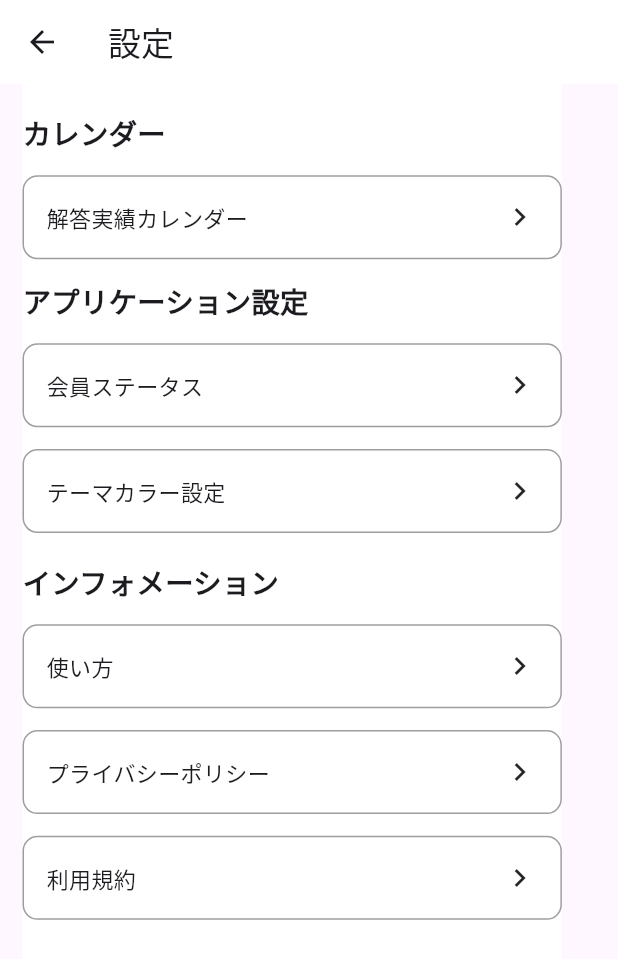
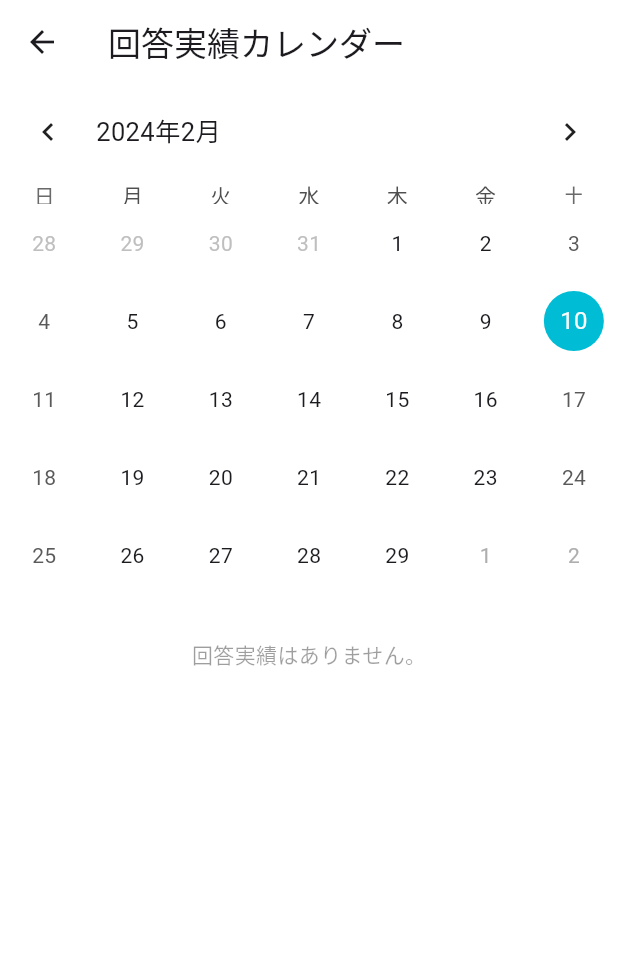
Before and after one commit to yutokobayashii/share_question, a Flutter app: the SettingsPage screen opened directly, after a tap on "解答実績カレンダー", on a phone screen of 412 x 824 dp. Shown: the top 959 px of the screen. Run offline on Flutter 3.47's test engine with Material 3 defaults, Android fonts, the phone set to English and light mode, and no system bars; drawn by our look-alikes of table_calendar; our stand-ins replace cloud_firestore, firebase_core, firebase_storage, fl_chart, flutter_hooks, flutter_screenutil and 6 more; accounts and stored records are empty; generated files the repository leaves out were written again.

Commit message:
カレンダーのイベント実装

```diff
--- a/lib/constant/format.dart
+++ b/lib/constant/format.dart
@@ -6,3 +6,16 @@ String formatDateTime(DateTime dateTime) {
   final DateFormat formatter = DateFormat('yyyy年MM月dd日');
   return formatter.format(dateTime);
 }
+
+
+DateTime convertToDateTime(String dateStr) {
+  final format = DateFormat('yyyy年MM月dd日');
+  return format.parse(dateStr);
+}
+
+DateTime convertOnlyDate(DateTime time) {
+  final year = time.year;
+  final month = time.month;
+  final day = time.day;
+  return DateTime(year,month,day);
+}
--- a/lib/main.dart
+++ b/lib/main.dart
@@ -1,6 +1,7 @@
 import 'package:firebase_core/firebase_core.dart';
 import 'package:flutter/material.dart';
 import 'package:hooks_riverpod/hooks_riverpod.dart';
+import 'package:intl/date_symbol_data_local.dart';
 import 'package:share_question/db/grade_sq_flite_db.dart';
 import 'package:share_question/pages/base_page.dart';
 
@@ -23,5 +24,5 @@ void main() async {
   await Firebase.initializeApp(
     options: DefaultFirebaseOptions.currentPlatform,
   );
-  runApp(const ProviderScope(overrides: [], child: BasePage()));
+  initializeDateFormatting().then((_) => runApp(const ProviderScope(overrides: [], child: BasePage())));
 }
--- /dev/null
+++ b/lib/notifier/calendar/calendar_notifier.dart
@@ -0,0 +1,25 @@
+
+import 'package:hooks_riverpod/hooks_riverpod.dart';
+import 'package:share_question/usecase/calendar_usecase.dart';
+
+import '../../entity/grade_data/grade.dart';
+
+final calendarNotifierProvider = NotifierProvider<CalendarNotifier, void>(CalendarNotifier.new);
+
+class CalendarNotifier extends Notifier<void> {
+  @override
+  void build() {
+   return;
+  }
+
+  Map<DateTime, List<Grade>> getCalendar(List<Grade> grades) {
+    final repository = CalendarUseCaseImp();
+    return repository.getCalendar(grades);
+  }
+
+  Map<DateTime, List<String>> getCalendarName(List<Grade> grades) {
+    final repository = CalendarUseCaseImp();
+    return repository.getCalendarName(grades);
+  }
+
+}
--- /dev/null
+++ b/lib/pages/calendar_page/calendar_page.dart
@@ -0,0 +1,130 @@
+import 'package:flutter/material.dart';
+import 'package:flutter_hooks/flutter_hooks.dart';
+import 'package:hooks_riverpod/hooks_riverpod.dart';
+import 'package:share_question/constant/color.dart';
+import 'package:table_calendar/table_calendar.dart';
+
+import '../../constant/format.dart';
+import '../../data/local/color_shared_preference_service.dart';
+import '../../entity/grade_data/grade.dart';
+import '../../notifier/calendar/calendar_notifier.dart';
+import '../../notifier/grade/grade_notifier.dart';
+
+class CalendarPage extends HookConsumerWidget {
+  const CalendarPage({super.key});
+
+  @override
+  Widget build(BuildContext context, WidgetRef ref) {
+    final selectedDayValue = useState<DateTime?>(null);
+    final focusedDayValue = useState<DateTime>(DateTime.now());
+    final selectedEvents = useState<List<String>>([]);
+    final data = useState<List<Grade>>([]);
+    final calendarData = useState<Map<DateTime, List<String>>>({});
+
+    useEffect(() {
+      // 非同期処理を実行し、結果を状態にセットする
+      Future<void> loadData() async {
+        final result = await ref.read(gradeListNotifierProvider);
+        data.value = result;
+      }
+
+      loadData();
+
+      calendarData.value = ref.watch(calendarNotifierProvider.notifier).getCalendarName(data.value);
+
+      return null;
+    }, [ref.watch(calendarNotifierProvider.notifier).getCalendarName(data.value)]);
+
+
+    print(calendarData.value);
+
+    return Scaffold(
+      appBar: AppBar(
+        backgroundColor: Colors.white,
+        title: const Text('回答実績カレンダー'),
+        leading: GestureDetector(
+            onTap: () {
+              Navigator.pop(context);
+            },
+            child: const Icon(Icons.arrow_back)),
+      ),
+      body: Container(
+        color: Colors.white,
+        width: MediaQuery.of(context).size.width,
+        height: MediaQuery.of(context).size.height,
+        child: Column(
+          children: [
+            TableCalendar(
+              firstDay: DateTime.utc(2024, 2, 1),
+              lastDay: DateTime.utc(2030, 3, 14),
+              focusedDay: DateTime.now(),
+              locale: 'ja_JP',
+              availableCalendarFormats: const {
+                CalendarFormat.month: 'Month', // 月表示
+              },
+              calendarStyle: CalendarStyle(
+                todayDecoration: const BoxDecoration(
+                  color: baseColor,
+                  shape: BoxShape.circle,
+                ),
+                selectedDecoration: BoxDecoration(
+                  color: ColorSharedPreferenceService().getColor(), // 背景色を青に設定
+                  shape: BoxShape.circle, // 丸形に設定
+                ),
+              ),
+              onDaySelected: (selectedDay, focusedDay) {
+                print(selectedDay.toLocal());
+                selectedDayValue.value = selectedDay;
+                focusedDayValue.value = focusedDay;
+                selectedEvents.value = calendarData.value[convertOnlyDate(selectedDay).toLocal()] ?? [];
+              },
+              selectedDayPredicate: (day) {
+                // 同じ日付を選択しているかどうかを判断
+                return isSameDay(selectedDayValue.value, day);
+              },
+              eventLoader: (date) {
+
+                return calendarData.value[convertOnlyDate(date).toLocal()] ?? [];
+              },
+            ),
+
+            ///回答実績がありませんの場合分け
+
+            (selectedEvents.value.isEmpty)
+                ? const Padding(
+                    padding: EdgeInsets.only(top: 30),
+                    child: Text(
+                      '回答実績はありません。',
+                      style: TextStyle(color: Colors.black38),
+                    ),
+                  )
+                : Expanded(
+                    child: Padding(
+                      padding: const EdgeInsets.only(top: 20),
+                      child: ListView.builder(
+                        itemCount: selectedEvents.value.length,
+                        itemBuilder: (context, index) {
+                          final event = selectedEvents.value[index];
+                          return Card(
+                            color: Colors.white,
+                            child: ListTile(
+                              title: Text(
+                                event,
+                                style: TextStyle(
+                                  color:
+                                      ColorSharedPreferenceService().getColor(),
+                                ),
+                              ),
+                            ),
+                          );
+                        },
+                      ),
+                    ),
+                  ),
+          ],
+        ),
+      ),
+    );
+  }
+}
+//ColorSharedPreferenceService().getColor(),
--- a/lib/pages/grade_pages/grade_list_widget.dart
+++ b/lib/pages/grade_pages/grade_list_widget.dart
@@ -108,6 +108,12 @@ class GradeListWidget extends HookConsumerWidget {
               SizedBox(
                 height: 15.h,
               ),
+
+              const Center(child: Text('詳細を見る',style: TextStyle(color: Colors.black38),)),
+
+              SizedBox(
+                height: 15.h,
+              ),
             ],
           ),
         ),
--- a/lib/pages/make_question_pages/make_question_widgets/option_make_question_page.dart
+++ b/lib/pages/make_question_pages/make_question_widgets/option_make_question_page.dart
@@ -20,8 +20,6 @@ class OptionMakeQuestionWidget extends HookConsumerWidget {
     List<String> tempList = [];
     final controllers = useState<List<TextEditingController>>([]);
     final currentList = ref.watch(MakeQuestionProvider.optionalListProvider);
-    ///todo:ここら辺を削除するいいタイミングで
-    ///todo:最終確認画面以外で選択肢を追加でエラーが出ないか確認＆でない場合はどこが違うのか確認する
 
     void removeItem(WidgetRef ref, String item) {
       ref
--- a/lib/pages/past_make_question_list_pages/widget/past_question_list_widget.dart
+++ b/lib/pages/past_make_question_list_pages/widget/past_question_list_widget.dart
@@ -100,7 +100,9 @@ class PastQuestionListWidget extends HookConsumerWidget {
 
               SizedBox(height: 15.h,),
 
+              const Center(child: Text('詳細を見る',style: TextStyle(color: Colors.black38),)),
 
+              SizedBox(height: 15.h,),
             ],
           ),
         ),
--- a/lib/pages/settings_pages/settings_page.dart
+++ b/lib/pages/settings_pages/settings_page.dart
@@ -5,71 +5,73 @@ import 'package:share_question/pages/settings_pages/setting_widgets/kiyaku.page.
 import 'package:share_question/pages/settings_pages/setting_widgets/privacy_policy_page.dart';
 import 'package:share_question/pages/settings_pages/setting_widgets/setting_widget.dart';
 
-
 import '../../constant/style.dart';
 import '../../controller/setting_controller/setting_controller.dart';
+import '../calendar_page/calendar_page.dart';
 import '../guide_pages/guide_widget/select_guide_widget.dart';
 
 class SettingsPage extends HookConsumerWidget {
   const SettingsPage({super.key});
 
   @override
-  Widget build(BuildContext context,WidgetRef ref) {
+  Widget build(BuildContext context, WidgetRef ref) {
     return Scaffold(
         appBar: AppBar(
           title: const Text("設定"),
           backgroundColor: Colors.white,
         ),
-      body: Padding(
+        body: Container(
+          color: Colors.white,
+          width: MediaQuery.of(context).size.width,
+          height: MediaQuery.of(context).size.height,
+          child: Padding(
             padding: const EdgeInsets.only(left: 15),
-        child: Container(
-          color: Colors.white,
             child: Column(
               crossAxisAlignment: CrossAxisAlignment.start,
               children: [
-
-              SizedBox(height: 20.h,),
-
-               Text('カレンダー',
-                style: boldTextStyle),
-
-              SizedBox(height: 15.h,),
-
+                SizedBox(
+                  height: 20.h,
+                ),
+                Text('カレンダー', style: boldTextStyle),
+                SizedBox(
+                  height: 15.h,
+                ),
                 SettingWidget(
                   title: '解答実績カレンダー',
                   action: () {
-
-                },),
-
-              SizedBox(height: 15.h,),
-
-               Text('アプリケーション設定',
-                style: boldTextStyle),
-
-              SizedBox(height: 15.h,),
-
+                    Navigator.push(
+                      context,
+                      MaterialPageRoute(builder: (context) => const CalendarPage()),
+                    );
+                  },
+                ),
+                SizedBox(
+                  height: 15.h,
+                ),
+                Text('アプリケーション設定', style: boldTextStyle),
+                SizedBox(
+                  height: 15.h,
+                ),
                 SettingWidget(
                   title: '会員ステータス',
-                action: () {
-
-                },),
-
-              SizedBox(height: 15.h,),
-
+                  action: () {},
+                ),
+                SizedBox(
+                  height: 15.h,
+                ),
                 SettingWidget(
                   title: 'テーマカラー設定',
                   action: () {
-                  showColorPalette(context,ref);
-                },),
-
-
-              SizedBox(height: 20.h,),
-
-               Text('インフォメーション',
-                 style: boldTextStyle),
-
-              SizedBox(height: 15.h,),
-
+                    showColorPalette(context, ref);
+                  },
+                ),
+                SizedBox(
+                  height: 20.h,
+                ),
+                Text('インフォメーション', style: boldTextStyle),
+                SizedBox(
+                  height: 15.h,
+                ),
                 SettingWidget(
                   title: '使い方',
                   action: () {
@@ -84,33 +86,37 @@ class SettingsPage extends HookConsumerWidget {
                         return const SelectGuideWidget();
                       },
                     );
-                },),
-
-              SizedBox(height: 15.h,),
-
+                  },
+                ),
+                SizedBox(
+                  height: 15.h,
+                ),
                 SettingWidget(
                   title: 'プライバシーポリシー',
                   action: () {
                     Navigator.push(
                       context,
-                    MaterialPageRoute(builder: (context) => const PrivacyPolicyPage()),
+                      MaterialPageRoute(
+                          builder: (context) => const PrivacyPolicyPage()),
                     );
-                },),
-
-              SizedBox(height: 15.h,),
-
+                  },
+                ),
+                SizedBox(
+                  height: 15.h,
+                ),
                 SettingWidget(
                   title: '利用規約',
                   action: () {
                     Navigator.push(
                       context,
-                    MaterialPageRoute(builder: (context) => const KiyakuPage()),
+                      MaterialPageRoute(
+                          builder: (context) => const KiyakuPage()),
                     );
-                },),
+                  },
+                ),
               ],
             ),
           ),
-      )
-    );
+        ));
   }
 }
--- /dev/null
+++ b/lib/repository/calendar_repository.dart
@@ -0,0 +1,58 @@
+
+
+import '../constant/format.dart';
+import '../entity/grade_data/grade.dart';
+
+// final calendarRepositoryProvider = Provider<CalendarRepository>((ref) {
+//   return CalendarRepositoryImp();
+// });
+
+abstract class CalendarRepository {
+  Map<DateTime, List<Grade>> getCalendar(List<Grade> grades);
+
+  Map<DateTime, List<String>> getCalendarName(List<Grade> grades);
+}
+
+class CalendarRepositoryImp implements CalendarRepository {
+
+  @override
+  Map<DateTime, List<Grade>> getCalendar(List<Grade> grades) {
+    Map<DateTime, List<Grade>> map = {};
+
+    for (Grade grade in grades) {
+      DateTime date = convertToDateTime(
+          grade.lastDate).toUtc(); // GradeオブジェクトからDateTimeを取得
+
+      // 日付がすでにマップに存在する場合は、そのリストにGradeを追加
+      if (map[date] != null) {
+        map[date]!.add(grade);
+      } else {
+        // 存在しない場合は、新しいリストを作成してGradeを追加
+        map[date] = [grade];
+      }
+    }
+
+    return map;
+  }
+
+  @override
+  Map<DateTime, List<String>> getCalendarName(List<Grade> grades) {
+    Map<DateTime, List<String>> map = {};
+    for (Grade grade in grades) {
+      DateTime date = convertToDateTime(
+          grade.lastDate); // GradeオブジェクトからDateTimeを取得
+
+      DateTime modifiedDate = DateTime(date.year, date.month, date.day);
+
+      // 日付がすでにマップに存在する場合は、そのリストにGradeを追加
+      if (map[modifiedDate] != null) {
+        map[modifiedDate]!.add(grade.name);
+      } else {
+        // 存在しない場合は、新しいリストを作成してGradeを追加
+        map[modifiedDate] = [grade.name];
+      }
+    }
+
+    return map;
+  }
+}
```
Also changed, not shown: lib/entity/calendar_data/calendar_data.dart (added, +18 -0 lines), lib/entity/grade_data/grade.dart (+3 -6 lines), lib/pages/grade_pages/grade_page.dart (+11 -1 lines), lib/usecase/calendar_usecase.dart (added, +21 -0 lines), pubspec.yaml (+6 -1 lines), lib/entity/calendar_data/calendar_data.freezed.dart (added), lib/entity/calendar_data/calendar_data.g.dart (added), pubspec.lock. Lines whose indentation alone changed are shown as unchanged.
